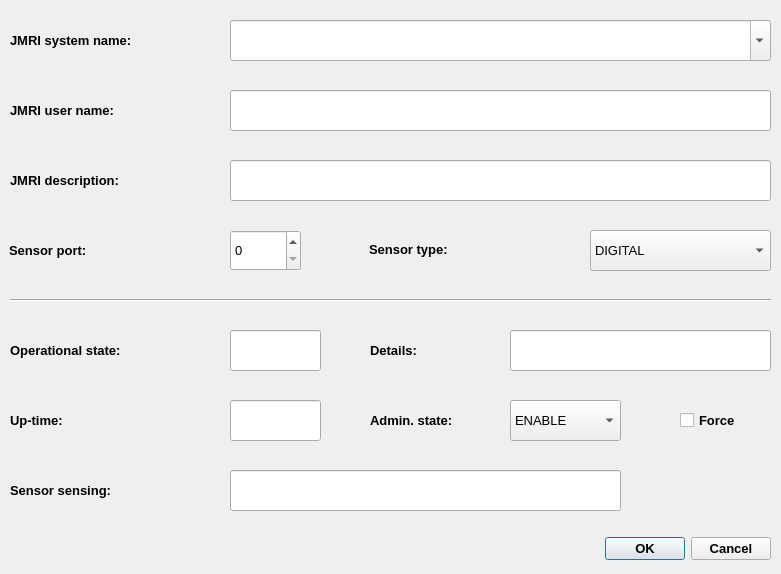
First picture: the form in server/scripts/myRailIO/ui/Sensor_Dialog.ui, repository jonasbjurel/myRailIO, before the edit.
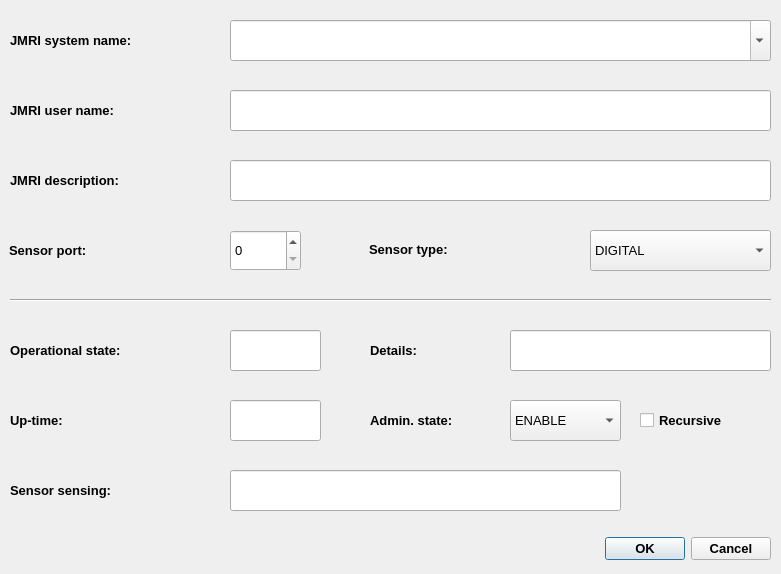
Second picture: the form after the edit. Icons and pictures are not drawn.

Patch:
```diff
--- a/server/scripts/myRailIO/ui/Sensor_Dialog.ui
+++ b/server/scripts/myRailIO/ui/Sensor_Dialog.ui
@@ -56,7 +56,7 @@
     <rect>
      <x>370</x>
      <y>400</y>
-     <width>141</width>
+     <width>131</width>
      <height>41</height>
     </rect>
    </property>
@@ -79,7 +79,7 @@
     <rect>
      <x>10</x>
      <y>330</y>
-     <width>221</width>
+     <width>211</width>
      <height>41</height>
     </rect>
    </property>
@@ -124,9 +124,9 @@
   <widget class="QCheckBox" name="adminStateForceCheckBox">
    <property name="geometry">
     <rect>
-     <x>680</x>
+     <x>640</x>
      <y>400</y>
-     <width>91</width>
+     <width>131</width>
      <height>41</height>
     </rect>
    </property>
@@ -141,7 +141,7 @@
     <string>Sensor Force Admin state change - recursively changes admin state of childs</string>
    </property>
    <property name="text">
-    <string>Force</string>
+    <string>Recursive</string>
    </property>
   </widget>
   <widget class="QLabel" name="label_5">
@@ -149,7 +149,7 @@
     <rect>
      <x>10</x>
      <y>400</y>
-     <width>221</width>
+     <width>211</width>
      <height>41</height>
     </rect>
    </property>
@@ -216,7 +216,7 @@
     <rect>
      <x>370</x>
      <y>330</y>
-     <width>141</width>
+     <width>131</width>
      <height>41</height>
     </rect>
    </property>
@@ -260,7 +260,7 @@
     <rect>
      <x>369</x>
      <y>229</y>
-     <width>221</width>
+     <width>211</width>
      <height>41</height>
     </rect>
    </property>
@@ -280,7 +280,7 @@
     <rect>
      <x>10</x>
      <y>20</y>
-     <width>221</width>
+     <width>211</width>
      <height>41</height>
     </rect>
    </property>
@@ -303,7 +303,7 @@
     <rect>
      <x>10</x>
      <y>90</y>
-     <width>221</width>
+     <width>211</width>
      <height>41</height>
     </rect>
    </property>
@@ -374,7 +374,7 @@
     <rect>
      <x>10</x>
      <y>470</y>
-     <width>221</width>
+     <width>211</width>
      <height>41</height>
     </rect>
    </property>
@@ -394,7 +394,7 @@
     <rect>
      <x>10</x>
      <y>160</y>
-     <width>221</width>
+     <width>211</width>
      <height>41</height>
     </rect>
    </property>
@@ -441,7 +441,7 @@
     <rect>
      <x>9</x>
      <y>230</y>
-     <width>221</width>
+     <width>211</width>
      <height>41</height>
     </rect>
    </property>
```
Left out of the diff: 67 changed lines with no effect on the pictures.
